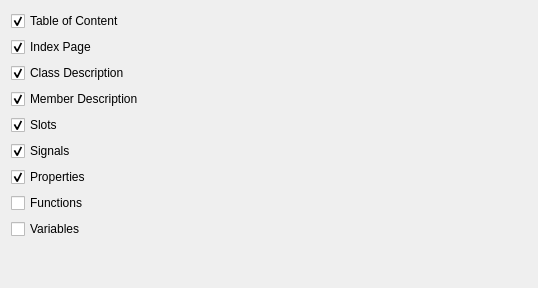
Qt form kword/plugins/scripting/scripts/importdoxyxmloptions.ui (KDE/calligra) before a commit.
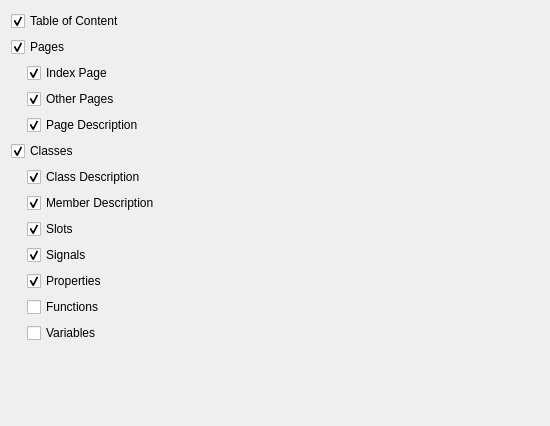
The same form after that commit.

Patch:
```diff
--- a/kword/plugins/scripting/scripts/importdoxyxmloptions.ui
+++ b/kword/plugins/scripting/scripts/importdoxyxmloptions.ui
@@ -5,8 +5,8 @@
    <rect>
     <x>0</x>
     <y>0</y>
-    <width>538</width>
-    <height>288</height>
+    <width>550</width>
+    <height>426</height>
    </rect>
   </property>
   <property name="windowTitle" >
@@ -26,6 +26,36 @@
       </widget>
      </item>
      <item>
+      <widget class="QCheckBox" name="PagesCheckBox" >
+       <property name="text" >
+        <string>Pages</string>
+       </property>
+       <property name="checked" >
+        <bool>true</bool>
+       </property>
+      </widget>
+     </item>
+     <item>
+      <widget class="QFrame" name="frame" >
+       <property name="frameShape" >
+        <enum>QFrame::NoFrame</enum>
+       </property>
+       <property name="frameShadow" >
+        <enum>QFrame::Raised</enum>
+       </property>
+       <layout class="QHBoxLayout" >
+        <property name="leftMargin" >
+         <number>16</number>
+        </property>
+        <property name="topMargin" >
+         <number>0</number>
+        </property>
+        <property name="bottomMargin" >
+         <number>0</number>
+        </property>
+        <item>
+         <layout class="QVBoxLayout" >
+          <item>
       <widget class="QCheckBox" name="IndexPageCheckBox" >
        <property name="text" >
         <string>Index Page</string>
@@ -36,6 +66,61 @@
       </widget>
      </item>
      <item>
+           <widget class="QCheckBox" name="OtherPagesCheckBox" >
+            <property name="text" >
+             <string>Other Pages</string>
+            </property>
+            <property name="checked" >
+             <bool>true</bool>
+            </property>
+           </widget>
+          </item>
+          <item>
+           <widget class="QCheckBox" name="PageDescriptionCheckBox" >
+            <property name="text" >
+             <string>Page Description</string>
+            </property>
+            <property name="checked" >
+             <bool>true</bool>
+            </property>
+           </widget>
+          </item>
+         </layout>
+        </item>
+       </layout>
+      </widget>
+     </item>
+     <item>
+      <widget class="QCheckBox" name="ClassesCheckBox" >
+       <property name="text" >
+        <string>Classes</string>
+       </property>
+       <property name="checked" >
+        <bool>true</bool>
+       </property>
+      </widget>
+     </item>
+     <item>
+      <widget class="QFrame" name="frame_2" >
+       <property name="frameShape" >
+        <enum>QFrame::NoFrame</enum>
+       </property>
+       <property name="frameShadow" >
+        <enum>QFrame::Raised</enum>
+       </property>
+       <layout class="QHBoxLayout" >
+        <property name="leftMargin" >
+         <number>16</number>
+        </property>
+        <property name="topMargin" >
+         <number>0</number>
+        </property>
+        <property name="bottomMargin" >
+         <number>0</number>
+        </property>
+        <item>
+         <layout class="QVBoxLayout" >
+          <item>
       <widget class="QCheckBox" name="ClassDescriptionCheckBox" >
        <property name="text" >
         <string>Class Description</string>
@@ -99,6 +184,11 @@
        </property>
       </widget>
      </item>
+         </layout>
+        </item>
+       </layout>
+      </widget>
+     </item>
      <item>
       <spacer>
        <property name="orientation" >
@@ -106,8 +196,8 @@
        </property>
        <property name="sizeHint" >
         <size>
-         <width>20</width>
-         <height>40</height>
+         <width>518</width>
+         <height>16</height>
         </size>
        </property>
       </spacer>
```
Left out of the diff: 35 changed lines with no effect on the pictures. Lines whose indentation alone changed are shown as unchanged.
